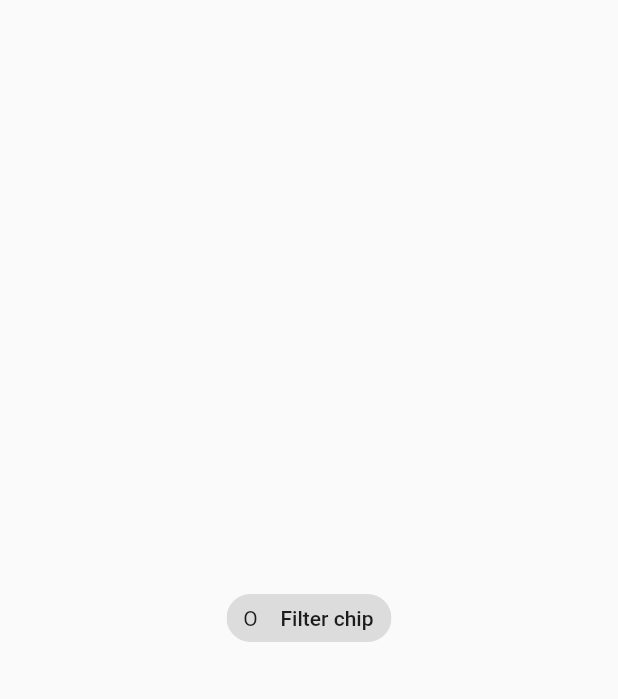
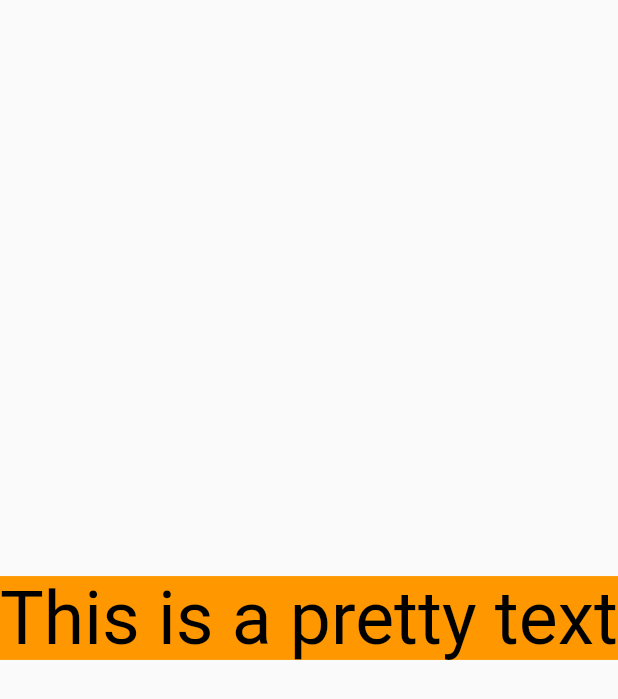
Before and after one commit to zalkary4/flutter_widget_3, a Flutter app: the screen it shows after launch, on a phone screen of 412 x 824 dp. Shown: the top 699 px of the screen. Run offline on Flutter 3.47's test engine with Material 2 defaults, Android fonts, the phone set to English and light mode, and no system bars.

Commit message:
fitted box widget

```diff
--- a/lib/main.dart
+++ b/lib/main.dart
@@ -1,5 +1,5 @@
 import 'package:flutter/material.dart';
-import 'package:flutter_application_1/widgets/filter_chip_widget.dart';
+import 'package:flutter_application_1/widgets/fitted_box_widget.dart';
 
 void main() {
   runApp(const MyApp());
@@ -15,7 +15,7 @@ class MyApp extends StatelessWidget {
       // theme: ThemeData(
       //     primarySwatch: Colors.blue,
       //     ),
-      home: FilterChipWidget(),
+      home: FittedBoxWidget(),
     );
   }
 }
--- /dev/null
+++ b/lib/widgets/fitted_box_widget.dart
@@ -0,0 +1,32 @@
+import 'package:flutter/material.dart';
+
+class FittedBoxWidget extends StatefulWidget {
+  const FittedBoxWidget({Key? key}) : super(key: key);
+
+  @override
+  _FittedBoxWidgetState createState() => _FittedBoxWidgetState();
+}
+
+class _FittedBoxWidgetState extends State<FittedBoxWidget> {
+  @override
+  Widget build(BuildContext context) {
+    return Scaffold(
+      body: Center(
+        child: Container(
+          // height: 25,
+          // width: 100,
+          width: double.infinity,
+          color: Colors.orange,
+          child: const FittedBox(
+            child: Text(
+              'This is a pretty text',
+              style: TextStyle(
+                color: Colors.black,
+              ),
+            ),
+          ),
+        ),
+      ),
+    );
+  }
+}
```
